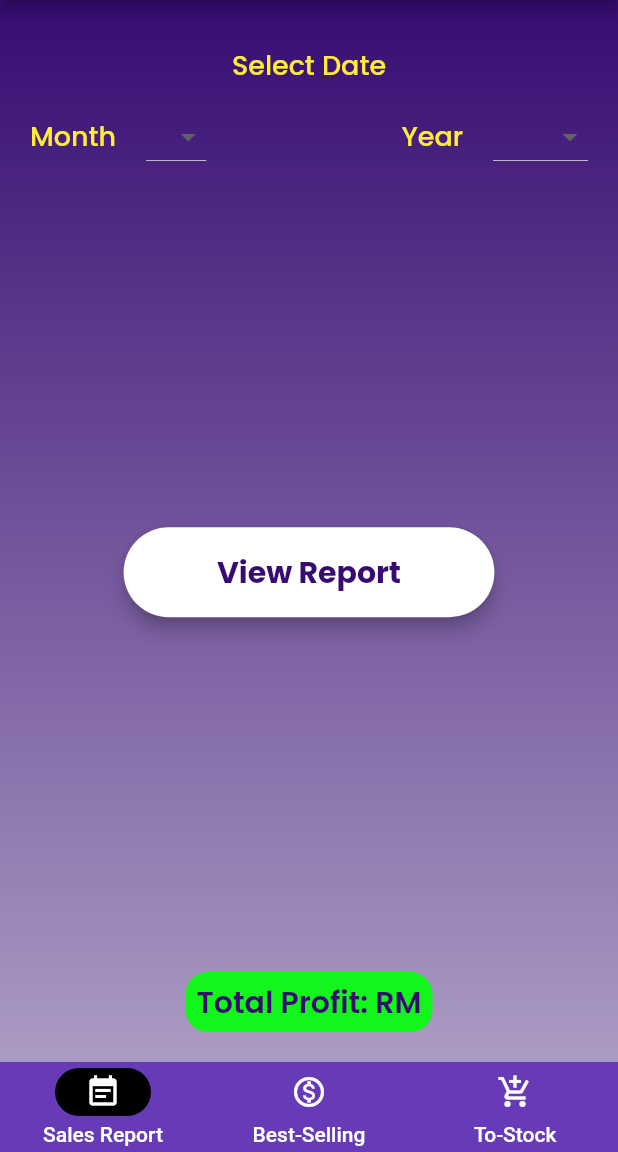
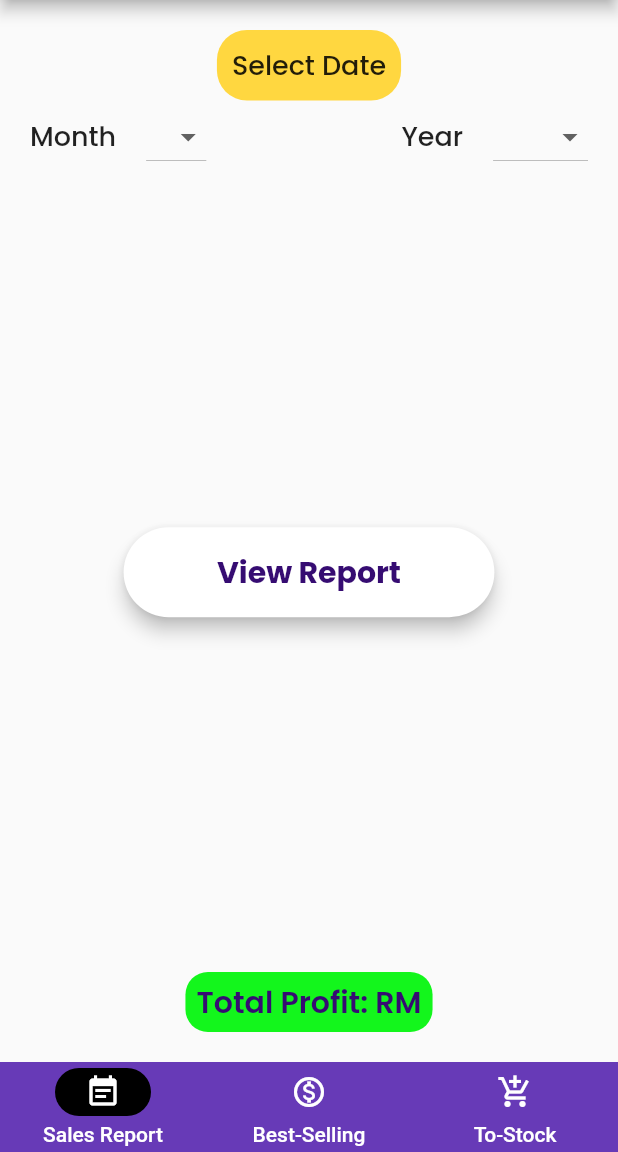
Before and after one commit to datsabahandude/Profit_Inventory_Management_System, a Flutter app: the screen it shows once a user with an empty profile is signed in, after a tap on "ANALYTICS", on a phone screen of 412 x 824 dp, the part 84-1236 px from its top. Run offline on Flutter 3.47's test engine with Material 2 defaults, Android fonts, the phone set to English and light mode, and no system bars; our stand-ins replace cloud_firestore, firebase_auth, firebase_core, firebase_storage, flutter_speed_dial, fluttertoast and 4 more; accounts and stored records are empty.

Commit message:
change background color #4

```diff
--- a/lib/analyticsSection/salesScreen.dart
+++ b/lib/analyticsSection/salesScreen.dart
@@ -83,22 +83,13 @@ class _SalesScreenState extends State<SalesScreen> {
     return Center(
       child: Container(
         padding: const EdgeInsets.all(20.0),
-        decoration: const BoxDecoration(
-            gradient: LinearGradient(
-                begin: Alignment.topCenter,
-                end: Alignment.bottomCenter,
-                colors: [
-              Color(0xff360c72),
-              Color(0xcc360c72),
-              Color(0x99360c72),
-              Color(0x66360c72),
-            ])),
         child: Form(
           //key: _formkey,
           child: Column(
             children: [
               Container(
                 decoration: BoxDecoration(
+                  color: Colors.amberAccent,
                   borderRadius: BorderRadius.circular(20),
                 ),
                 padding: const EdgeInsets.all(10),
@@ -108,7 +99,6 @@ class _SalesScreenState extends State<SalesScreen> {
                   style: GoogleFonts.poppins(
                     textStyle: const TextStyle(
                       fontSize: 18.0,
-                      color: Colors.yellow,
                       fontWeight: FontWeight.w500,
                     ),
                   ),
@@ -123,7 +113,6 @@ class _SalesScreenState extends State<SalesScreen> {
                     style: GoogleFonts.poppins(
                       textStyle: const TextStyle(
                         fontSize: 18.0,
-                        color: Colors.yellow,
                         fontWeight: FontWeight.w500,
                       ),
                     ),
@@ -156,7 +145,6 @@ class _SalesScreenState extends State<SalesScreen> {
                     style: GoogleFonts.poppins(
                       textStyle: const TextStyle(
                         fontSize: 18.0,
-                        color: Colors.yellow,
                         fontWeight: FontWeight.w500,
                       ),
                     ),
--- a/lib/homePage.dart
+++ b/lib/homePage.dart
@@ -217,16 +217,6 @@ class _HomePageState extends State<HomePage> {
         floatingActionButtonLocation: FloatingActionButtonLocation.startFloat,
         body: Container(
           padding: const EdgeInsets.all(20.0),
-          decoration: const BoxDecoration(
-              gradient: LinearGradient(
-                  begin: Alignment.topCenter,
-                  end: Alignment.bottomCenter,
-                  colors: [
-                Color(0xff360c72),
-                Color(0xcc360c72),
-                Color(0x99360c72),
-                Color(0x66360c72),
-              ])),
           child: Form(
             key: _formkey,
             child: Column(
```
Also changed, not shown: lib/feedbackPage.dart (+2 -12 lines).
